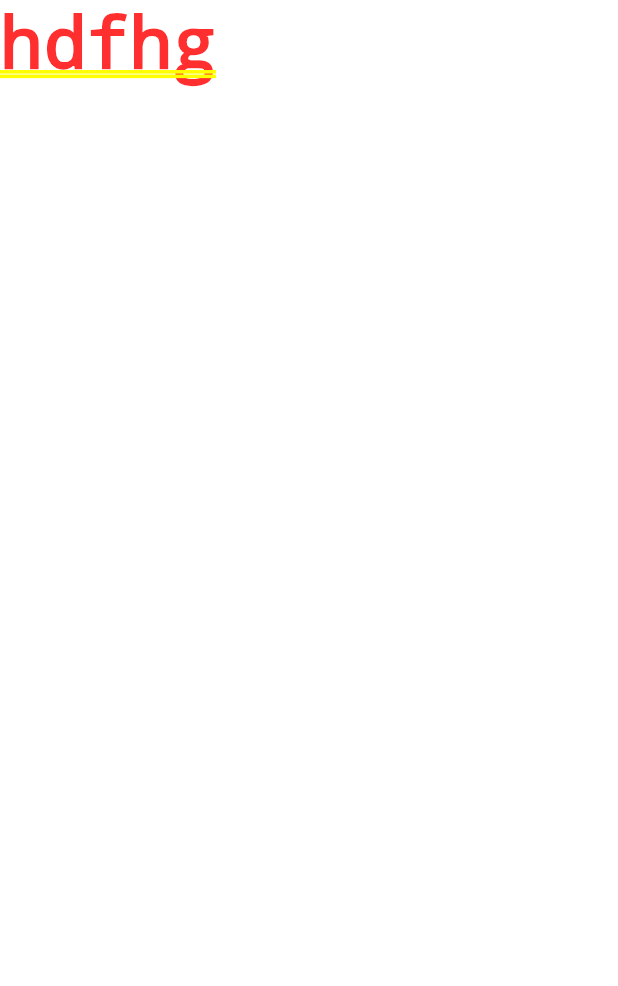
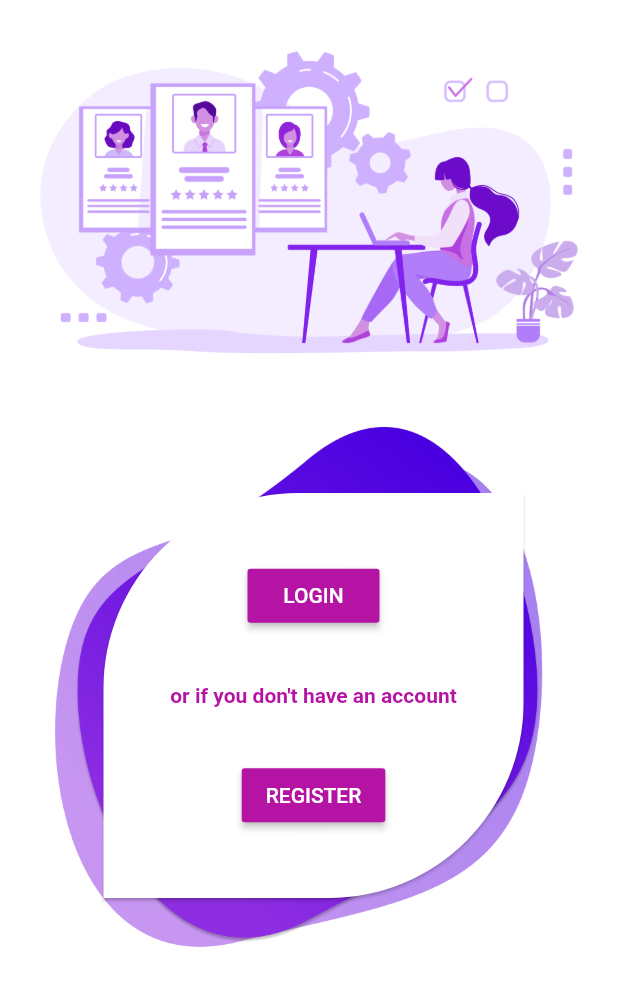
Before and after one commit to Ahd-3hd/purpleapp, a Flutter app: the screen it shows after launch, on a phone screen of 412 x 824 dp. Shown: the top 986 px of the screen. Run offline on Flutter 3.47's test engine with Material 2 defaults, Android fonts, the phone set to English and light mode, and no system bars.

Commit message:
create and finish the loginorsignup screen

```diff
--- a/lib/screens/login_signup.dart
+++ b/lib/screens/login_signup.dart
@@ -9,7 +9,86 @@ class _LoginOrSignupState extends State<LoginOrSignup> {
   @override
   Widget build(BuildContext context) {
     return Container(
-      child: Text('hdfhg'),
-    );
+        color: Colors.white,
+        child: Column(
+          children: <Widget>[
+            Expanded(
+              flex: 1,
+              child: Image.asset('assets/banner.png'),
+            ),
+            Expanded(
+              flex: 2,
+              child: Stack(
+                children: [
+                  Positioned(
+                    top: -20,
+                    left: 0,
+                    width: 400,
+                    child: Image.asset(
+                      'assets/loginsignupbgbelow.png',
+                    ),
+                  ),
+                  Positioned(
+                    top: 10,
+                    left: 50,
+                    width: 310,
+                    child: Image.asset(
+                      'assets/loginsignupbgtop.png',
+                    ),
+                  ),
+                  Positioned(
+                    top: 50,
+                    left: 65,
+                    child: Card(
+                      shape: RoundedRectangleBorder(
+                        borderRadius: BorderRadius.only(
+                          topLeft: Radius.circular(130.0),
+                          bottomRight: Radius.circular(130.0),
+                        ),
+                      ),
+                      child: Container(
+                        padding: EdgeInsets.all(10.0),
+                        width: 280,
+                        height: 270,
+                        child: Column(
+                          mainAxisAlignment: MainAxisAlignment.spaceEvenly,
+                          children: <Widget>[
+                            RaisedButton(
+                              onPressed: () {
+                                print('hh');
+                              },
+                              color: const Color(0xffB513A4),
+                              child: Text(
+                                'LOGIN',
+                                style: TextStyle(color: Colors.white),
+                              ),
+                            ),
+                            Text(
+                              "or if you don't have an account",
+                              style: TextStyle(
+                                color: const Color(0xffB513A4),
+                                fontWeight: FontWeight.bold,
+                              ),
+                            ),
+                            RaisedButton(
+                              onPressed: () {
+                                print('hh');
+                              },
+                              color: const Color(0xffB513A4),
+                              child: Text(
+                                'REGISTER',
+                                style: TextStyle(color: Colors.white),
+                              ),
+                            ),
+                          ],
+                        ),
+                      ),
+                    ),
+                  )
+                ],
+              ),
+            )
+          ],
+        ));
   }
 }
```
Also changed, not shown: assets/banner.png (added), assets/loginsignupbgbelow.png (added), assets/loginsignupbgtop.png (added).
